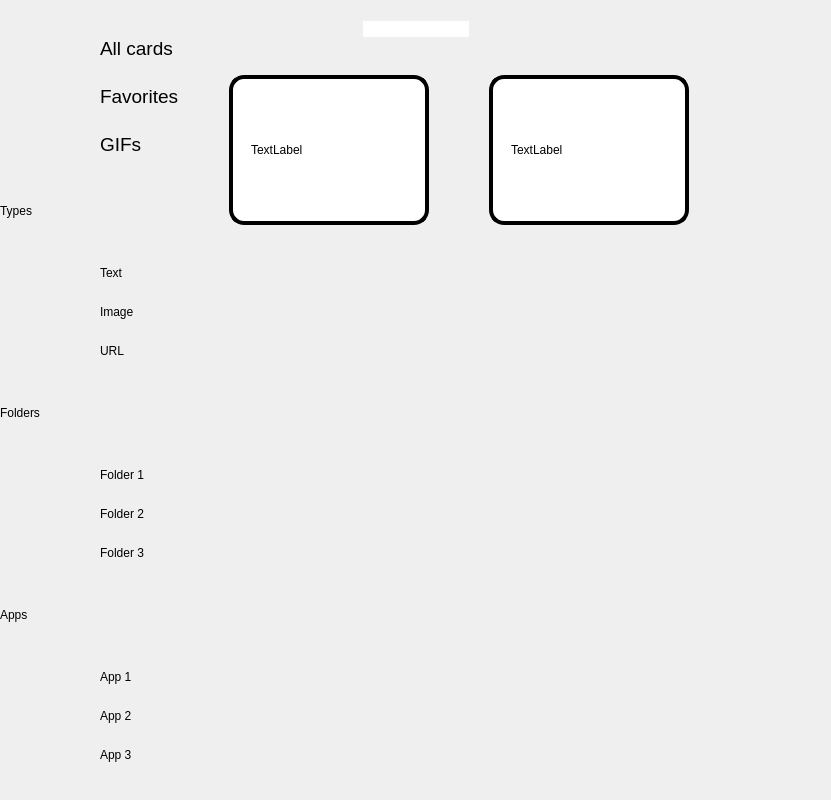
The window that test_2.ui (danysigha/Clipboard-Manager) describes before a commit, drawn with Qt 5.
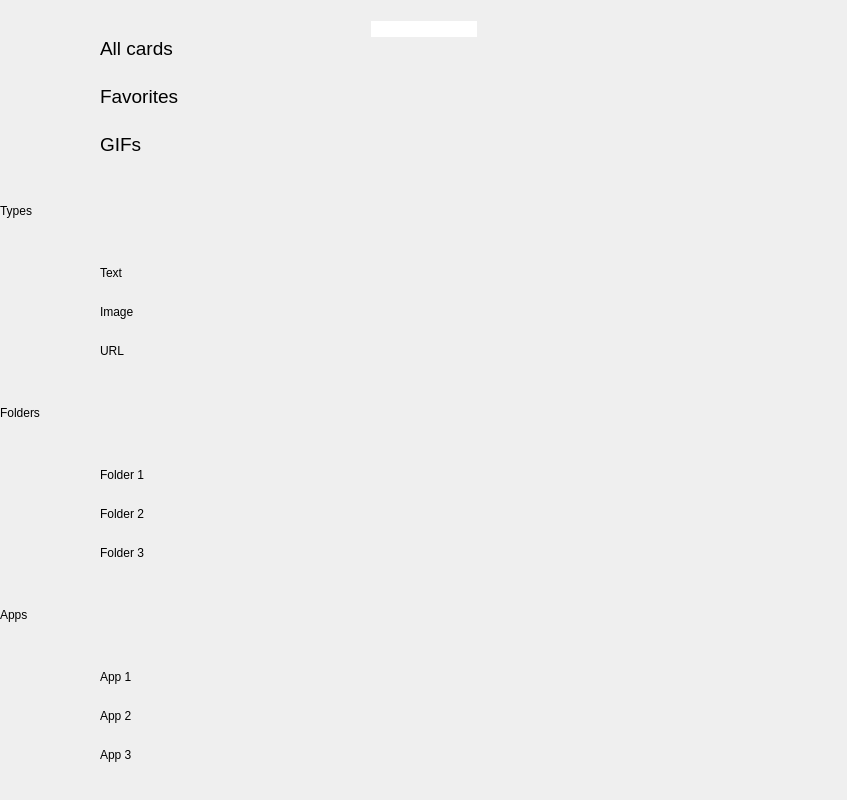
The same window after the commit. Icons and pictures are not drawn.

Commit message: Removed some useless widgets

What changed in the file:
```diff
--- a/test_2.ui
+++ b/test_2.ui
@@ -6,7 +6,7 @@
    <rect>
     <x>0</x>
     <y>0</y>
-    <width>831</width>
+    <width>847</width>
     <height>800</height>
    </rect>
   </property>
@@ -757,66 +757,10 @@
               <rect>
                <x>0</x>
                <y>0</y>
-               <width>607</width>
+               <width>623</width>
                <height>688</height>
               </rect>
              </property>
-             <widget class="QLabel" name="label_16">
-              <property name="geometry">
-               <rect>
-                <x>20</x>
-                <y>20</y>
-                <width>200</width>
-                <height>150</height>
-               </rect>
-              </property>
-              <property name="minimumSize">
-               <size>
-                <width>200</width>
-                <height>150</height>
-               </size>
-              </property>
-              <property name="styleSheet">
-               <string notr="true">*{
-border:4px solid black;
-  border-radius: 15px;
-  padding: 15px;
-  box-shadow: 0px 0px 20px 20px black;
-  background-color: white;
-}</string>
-              </property>
-              <property name="text">
-               <string>TextLabel</string>
-              </property>
-             </widget>
-             <widget class="QLabel" name="label_17">
-              <property name="geometry">
-               <rect>
-                <x>280</x>
-                <y>20</y>
-                <width>200</width>
-                <height>150</height>
-               </rect>
-              </property>
-              <property name="minimumSize">
-               <size>
-                <width>200</width>
-                <height>150</height>
-               </size>
-              </property>
-              <property name="styleSheet">
-               <string notr="true">*{
-border:4px solid black;
-  border-radius: 15px;
-  padding: 15px;
-  box-shadow: 0px 0px 20px 20px black;
-  background-color: white;
-}</string>
-              </property>
-              <property name="text">
-               <string>TextLabel</string>
-              </property>
-             </widget>
             </widget>
            </widget>
           </item>
```
Left out of the diff: 34 changed lines with no effect on the pictures.
